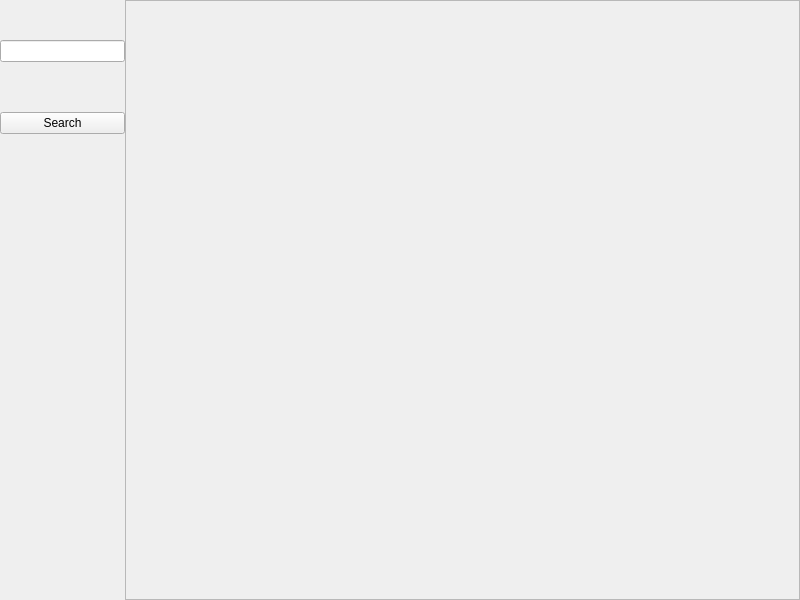
Before: the Qt Designer form MainWindow/MainWindow.ui in Noscka/CarSearch, drawn with Qt 5.
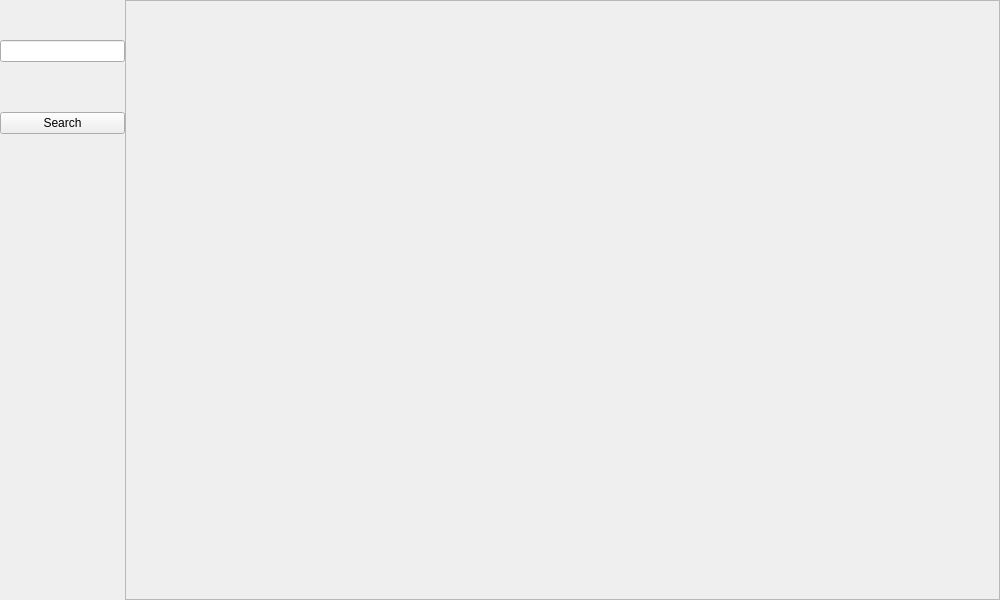
After: the same form once the commit is applied. Custom widgets are drawn as their Qt base class.

Patch:
```diff
--- a/MainWindow/MainWindow.ui
+++ b/MainWindow/MainWindow.ui
@@ -6,7 +6,7 @@
    <rect>
     <x>0</x>
     <y>0</y>
-    <width>800</width>
+    <width>1000</width>
     <height>600</height>
    </rect>
   </property>
```
